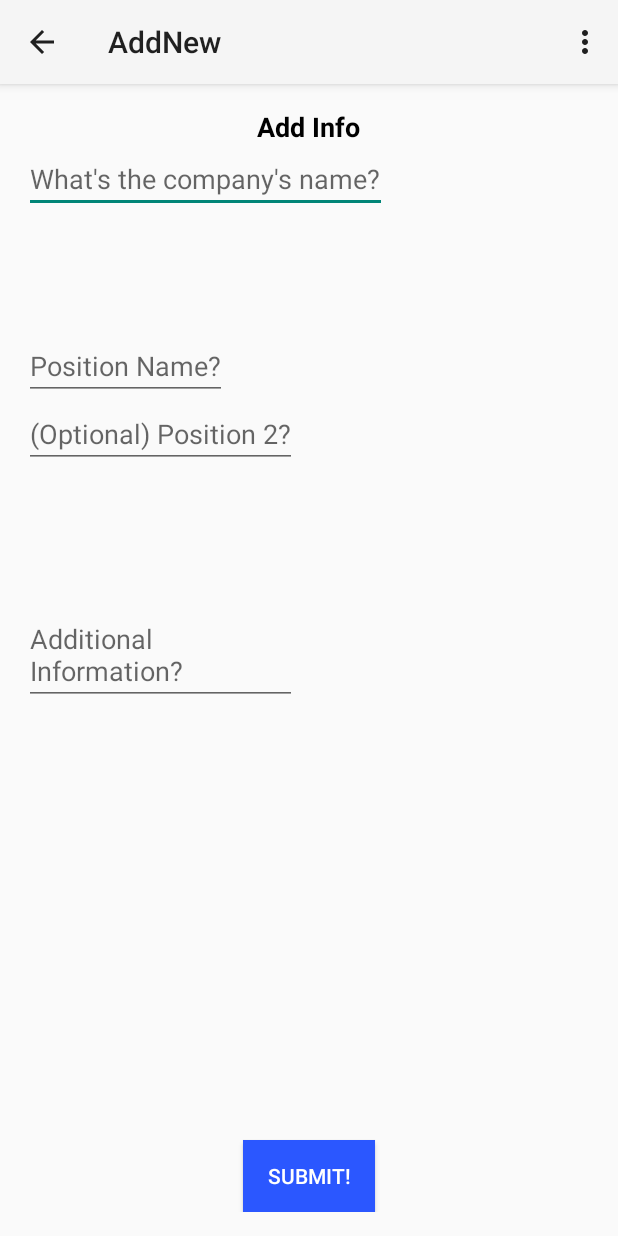
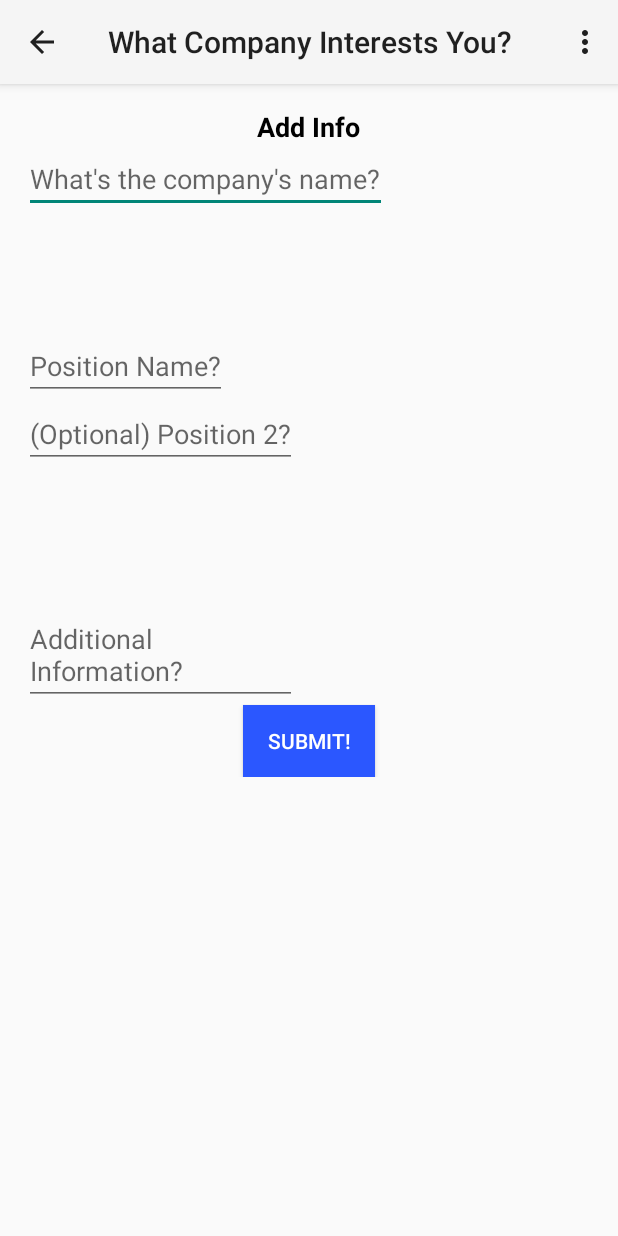
Before and after one commit to gauthamcity12/CareerGo, an Android app: the AddNewActivity screen opened directly, with no data from a screen before it, on a phone screen of 412 x 824 dp. Run offline under Robolectric (Android 15) with nearby library versions, the phone set to English and light mode, and no system bars.

Commit message:
Added Floating Action Button and Fixed some minor bugs

```diff
--- a/mobile/build.gradle
+++ b/mobile/build.gradle
@@ -27,5 +27,6 @@ dependencies {
     compile 'com.android.support:recyclerview-v7:22.2.0'
     compile 'com.android.support:cardview-v7:22.0.0'
     compile 'com.getpebble:pebblekit:3.0.0'
+    compile 'com.getbase:floatingactionbutton:1.10.0'
 
 }
--- a/mobile/src/main/AndroidManifest.xml
+++ b/mobile/src/main/AndroidManifest.xml
@@ -19,7 +19,8 @@
         <activity
             android:parentActivityName=".HomeActivity"
             android:name=".AddNewActivity"
-            android:label="@string/title_activity_add_new" >
+            android:label="@string/title_activity_add_new"
+            android:windowSoftInputMode="stateVisible" >
         </activity>
     </application>
 
--- a/mobile/src/main/java/io/github/gauthamcity12/careergo/AddNewActivity.java
+++ b/mobile/src/main/java/io/github/gauthamcity12/careergo/AddNewActivity.java
@@ -29,6 +29,8 @@ public class AddNewActivity extends Activity {
         getActionBar().setDisplayHomeAsUpEnabled(true);
 
         name = (TextView) findViewById(R.id.editName);
+        name.setFocusable(true);
+        name.requestFocus();
         pos = (TextView) findViewById(R.id.editPos);
         pos2 = (TextView) findViewById(R.id.editPos2);
         desc = (TextView) findViewById(R.id.editDesc);
--- a/mobile/src/main/res/layout/activity_add_new.xml
+++ b/mobile/src/main/res/layout/activity_add_new.xml
@@ -1,3 +1,7 @@
+<ScrollView xmlns:android="http://schemas.android.com/apk/res/android"
+    android:id="@+id/ScrollView01"
+    android:layout_width="fill_parent"
+    android:layout_height="fill_parent">
     <RelativeLayout xmlns:android="http://schemas.android.com/apk/res/android"
         xmlns:tools="http://schemas.android.com/tools" android:layout_width="match_parent"
         android:layout_height="match_parent" android:paddingLeft="@dimen/activity_horizontal_margin"
@@ -59,8 +63,9 @@
             android:id="@+id/button"
             android:onClick="getValues"
             android:enabled="true"
-        android:layout_alignParentBottom="true"
-        android:layout_centerHorizontal="true"
             android:background="#ff2b57ff"
-        android:textColor="#ffffffff" />
+            android:textColor="#ffffffff"
+            android:layout_below="@+id/editDesc"
+            android:layout_centerHorizontal="true" />
     </RelativeLayout>
+</ScrollView>
--- a/mobile/src/main/res/menu/menu_home.xml
+++ b/mobile/src/main/res/menu/menu_home.xml
@@ -1,7 +1,5 @@
 <menu xmlns:android="http://schemas.android.com/apk/res/android"
     xmlns:tools="http://schemas.android.com/tools" tools:context=".HomeActivity">
-    <item android:id="@+id/add_new" android:title="Add New"
-        android:orderInCategory="100" android:showAsAction="never" />
     <item android:id="@+id/delete" android:title="Clear All"
         android:orderInCategory="101" android:showAsAction="never"/>
 </menu>
--- a/mobile/src/main/res/values/strings.xml
+++ b/mobile/src/main/res/values/strings.xml
@@ -1,7 +1,5 @@
 <resources>
     <string name="app_name">CareerGo</string>
-
-    <string name="hello_world">Hello world!</string>
     <string name="action_settings">Settings</string>
-    <string name="title_activity_add_new">AddNew</string>
+    <string name="title_activity_add_new">What Company Interests You?</string>
 </resources>
--- a/mobile/src/main/res/values/styles.xml
+++ b/mobile/src/main/res/values/styles.xml
@@ -1,8 +1,9 @@
 <resources>
-
     <!-- Base application theme. -->
-    <style name="AppTheme" parent="android:Theme.Holo.Light.DarkActionBar">
+    <style name="AppTheme" parent="android:Theme.Material">
         <!-- Customize your theme here. -->
+        <item name="android:colorPrimary">@color/orange</item>
+        <item name="android:colorPrimaryDark">@color/darkorange</item>
+        <item name="android:navigationBarColor">@color/orange</item>
     </style>
-
 </resources>
```
Also changed, not shown: mobile/src/main/java/io/github/gauthamcity12/careergo/HomeActivity.java (+10 -9 lines), mobile/src/main/res/layout/activity_home.xml (+18 -5 lines), mobile/src/main/res/layout/cardview.xml (+8 -6 lines), mobile/src/main/res/values/color.xml (added, +32 -0 lines), 1 other file. Lines whose indentation alone changed are shown as unchanged.
